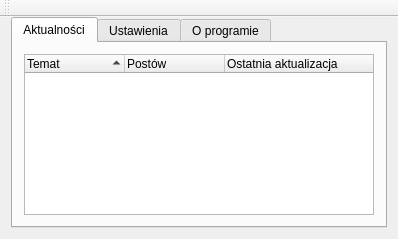
Above: ui/mainwindow.ui from poxip/qcodedesk before the change. Below: the same form after it.
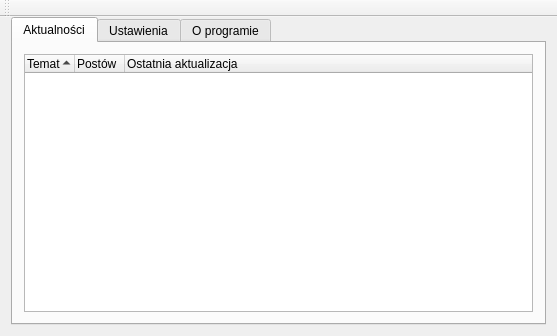
That is the form after the change. Icons and pictures are not drawn.

Commit message: Implement news update

Diff of the .ui file:
```diff
--- a/ui/mainwindow.ui
+++ b/ui/mainwindow.ui
@@ -6,8 +6,8 @@
    <rect>
     <x>0</x>
     <y>0</y>
-    <width>398</width>
-    <height>239</height>
+    <width>557</width>
+    <height>336</height>
    </rect>
   </property>
   <property name="windowTitle">
@@ -57,11 +57,11 @@
        </attribute>
        <layout class="QGridLayout" name="gridLayout_2">
         <item row="0" column="0">
-         <layout class="QVBoxLayout" name="verticalLayout_4">
+         <layout class="QVBoxLayout" name="verticalLayout_4" stretch="0">
           <item>
            <widget class="QTreeWidget" name="treeWidget">
-            <property name="sizeAdjustPolicy">
-             <enum>QAbstractScrollArea::AdjustIgnored</enum>
+            <property name="autoScroll">
+             <bool>true</bool>
             </property>
             <property name="uniformRowHeights">
              <bool>false</bool>
@@ -78,17 +78,20 @@
             <property name="allColumnsShowFocus">
              <bool>false</bool>
             </property>
+            <property name="headerHidden">
+             <bool>false</bool>
+            </property>
             <attribute name="headerVisible">
              <bool>true</bool>
             </attribute>
             <attribute name="headerDefaultSectionSize">
-             <number>100</number>
+             <number>50</number>
             </attribute>
             <attribute name="headerHighlightSections">
              <bool>false</bool>
             </attribute>
             <attribute name="headerMinimumSectionSize">
-             <number>10</number>
+             <number>0</number>
             </attribute>
             <attribute name="headerShowSortIndicator" stdset="0">
              <bool>true</bool>
```
Left out of the diff: 3 changed lines with no effect on the pictures. The commit also changes 2 other files.
